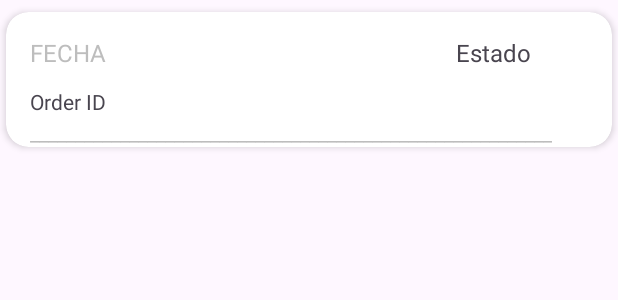
After one commit to jeisonful/Ordenapp, an Android app: the layout viewholder_orderhistory.xml on its own in the app's theme, with its tools: preview values and no code run, on a phone screen of 412 x 824 dp. The commit adds this screen. Shown: the top 300 px of the screen. Run offline under Robolectric (Android 15) with nearby library versions, the phone set to English and light mode, and no system bars.

Commit message:
Initial Commit

```diff
--- a/app/src/main/AndroidManifest.xml
+++ b/app/src/main/AndroidManifest.xml
@@ -12,6 +12,9 @@
         android:supportsRtl="true"
         android:theme="@style/Theme.Ordenapp"
         tools:targetApi="31">
+        <activity
+            android:name=".Activity.MyOrdersActivity"
+            android:exported="false" />
         <activity
             android:name=".Activity.AdminActivity"
             android:exported="false" />
--- a/app/src/main/java/com/example/ordenapp/Activity/MainActivity.java
+++ b/app/src/main/java/com/example/ordenapp/Activity/MainActivity.java
@@ -1,10 +1,8 @@
 package com.example.ordenapp.Activity;
 
-import static android.text.TextUtils.lastIndexOf;
 
 import android.content.Intent;
 import android.graphics.Color;
-import android.net.Uri;
 import android.os.Bundle;
 import android.view.View;
 import android.widget.Toast;
@@ -18,14 +16,11 @@ import com.example.ordenapp.Adapter.BestProductsAdapter;
 import com.example.ordenapp.Adapter.CategoryAdapter;
 import com.example.ordenapp.Domain.Category;
 import com.example.ordenapp.Domain.Products;
-import com.example.ordenapp.Domain.User;
 import com.example.ordenapp.databinding.ActivityMainBinding;
 import com.google.firebase.auth.FirebaseAuth;
-import com.google.firebase.auth.UserInfo;
 import com.google.firebase.database.DataSnapshot;
 import com.google.firebase.database.DatabaseError;
 import com.google.firebase.database.DatabaseReference;
-import com.google.firebase.database.FirebaseDatabase;
 import com.google.firebase.database.Query;
 import com.google.firebase.database.ValueEventListener;
 
@@ -101,6 +96,7 @@ private ActivityMainBinding binding;
         });
 
         binding.btnCarrito.setOnClickListener(v -> startActivity(new Intent(MainActivity.this, CartActivity.class)));
+        binding.btnHistoryOrders.setOnClickListener(v -> startActivity(new Intent(MainActivity.this, MyOrdersActivity.class)));
     }
 
     private void initBestProduct() {
--- /dev/null
+++ b/app/src/main/res/layout/viewholder_orderhistory.xml
@@ -0,0 +1,73 @@
+<?xml version="1.0" encoding="utf-8"?>
+<androidx.cardview.widget.CardView xmlns:android="http://schemas.android.com/apk/res/android"
+    xmlns:app="http://schemas.android.com/apk/res-auto"
+    xmlns:tools="http://schemas.android.com/tools"
+    android:layout_width="match_parent"
+    android:layout_height="wrap_content"
+    android:layout_marginStart="4dp"
+    android:layout_marginTop="8dp"
+    android:layout_marginEnd="4dp"
+    android:layout_marginBottom="8dp"
+    app:cardCornerRadius="15dp"
+    app:cardElevation="3dp">
+
+    <androidx.constraintlayout.widget.ConstraintLayout
+        android:layout_width="match_parent"
+        android:layout_height="match_parent">
+
+        <TextView
+            android:id="@+id/dateTimeTxt"
+            android:layout_width="wrap_content"
+            android:layout_height="wrap_content"
+            android:layout_marginStart="16dp"
+            android:layout_marginTop="16dp"
+            android:text="FECHA"
+            android:textColor="#bdbdbd"
+            android:textSize="16sp"
+            android:textStyle="normal"
+            app:layout_constraintStart_toStartOf="parent"
+            app:layout_constraintTop_toTopOf="parent" />
+
+        <TextView
+            android:id="@+id/statusTxt"
+            android:layout_width="wrap_content"
+            android:layout_height="wrap_content"
+            android:layout_marginStart="300dp"
+            android:layout_marginTop="16dp"
+            android:text="Estado"
+            android:textSize="16sp"
+            android:textStyle="normal"
+            app:layout_constraintStart_toStartOf="parent"
+            app:layout_constraintTop_toTopOf="parent" />
+
+        <TextView
+            android:id="@+id/orderIdTxt"
+            android:layout_width="wrap_content"
+            android:layout_height="wrap_content"
+            android:layout_marginStart="16dp"
+            android:layout_marginTop="50dp"
+            android:text="Order ID"
+            app:layout_constraintStart_toStartOf="parent"
+            app:layout_constraintTop_toTopOf="parent" />
+
+        <androidx.recyclerview.widget.RecyclerView
+            android:id="@+id/recyclerView"
+            android:layout_width="370dp"
+            android:layout_height="wrap_content"
+            android:layout_marginStart="16dp"
+            android:layout_marginTop="80dp"
+            app:layout_constraintStart_toStartOf="parent"
+            app:layout_constraintTop_toTopOf="parent" />
+
+        <TextView
+            android:id="@+id/textView8"
+            android:layout_width="wrap_content"
+            android:layout_height="wrap_content"
+            android:text="__________________________________________________________"
+            android:textColor="#bdbdbd"
+            app:layout_constraintBottom_toBottomOf="@+id/recyclerView"
+            app:layout_constraintStart_toStartOf="@+id/recyclerView"
+            app:layout_constraintTop_toBottomOf="@+id/recyclerView" />
+
+    </androidx.constraintlayout.widget.ConstraintLayout>
+</androidx.cardview.widget.CardView>
```
Also changed, not shown: app/src/main/java/com/example/ordenapp/Activity/CartActivity.java (+8 -1 lines), app/src/main/java/com/example/ordenapp/Activity/MyOrdersActivity.java (added, +67 -0 lines), app/src/main/java/com/example/ordenapp/Adapter/OrderHistoryAdapter.java (added, +54 -0 lines), app/src/main/java/com/example/ordenapp/Domain/OrderDetails.java (added, +69 -0 lines), app/src/main/res/layout/activity_main.xml (+10 -3 lines), app/src/main/res/layout/activity_my_orders.xml (added, +79 -0 lines), app/src/main/res/drawable-hdpi/historyorders.png (added), app/src/main/res/drawable-mdpi/historyorders.png (added), app/src/main/res/drawable-xhdpi/historyorders.png (added), app/src/main/res/drawable-xxhdpi/historyorders.png (added), app/src/main/res/drawable-xxxhdpi/historyorders.png (added).
